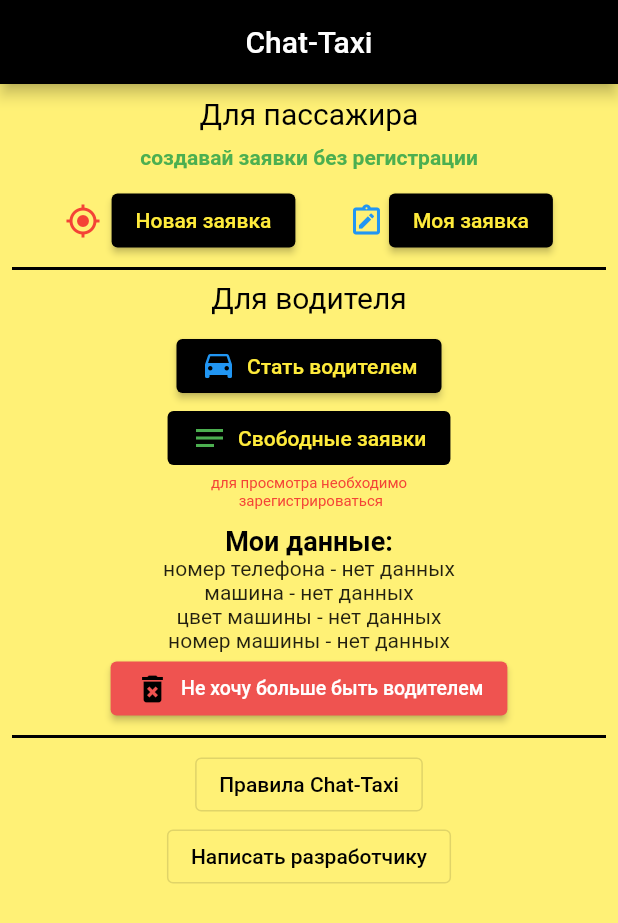
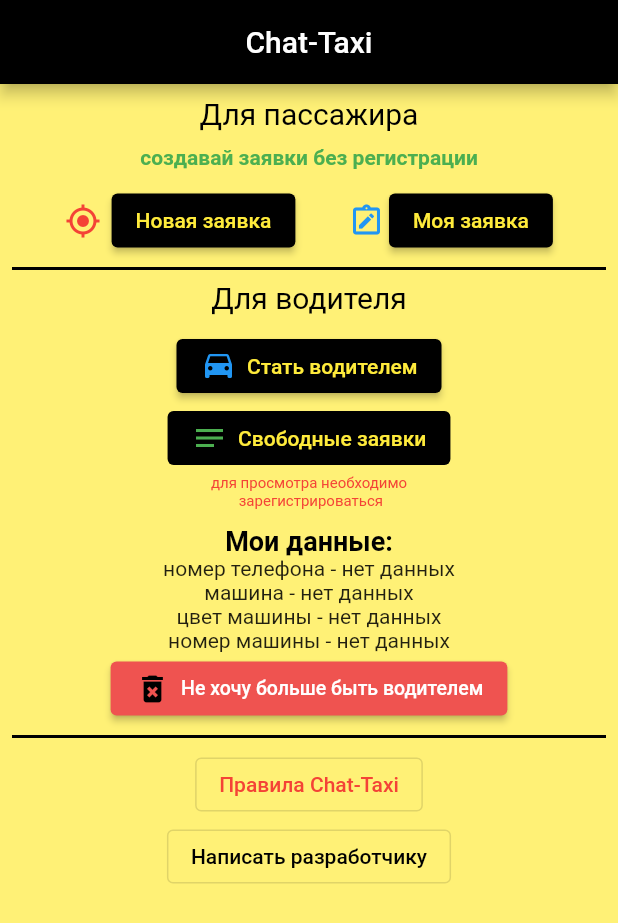
Before and after one commit to Granitin/chat_taxi, a Flutter app: the screen it shows after launch, on a phone screen of 412 x 824 dp. Shown: the top 923 px of the screen. Run offline on Flutter 3.47's test engine with Material 2 defaults, Android fonts, the phone set to English and light mode, and no system bars; drawn by our look-alikes of animated_text_kit; our stand-ins replace assets_audio_player, cloud_firestore, firebase_auth, firebase_core, shared_preferences; accounts and stored records are empty.

Commit message:
red rules button

```diff
--- a/lib/main_screen.dart
+++ b/lib/main_screen.dart
@@ -1,6 +1,5 @@
 // ignore_for_file: avoid_print
 
-import 'package:chat_taxi/sounds_widget.dart';
 import 'package:chat_taxi/free_notes_screen.dart';
 import 'package:chat_taxi/make_new_note_screen.dart';
 import 'package:chat_taxi/my_note_screen.dart';
@@ -166,7 +165,7 @@
                   },
                   child: const Text(
                     'Правила Chat-Taxi',
-                    style: TextStyle(color: Colors.black),
+                    style: TextStyle(color: Colors.red),
                   ),
                 ),
                 OutlinedButton(
```
